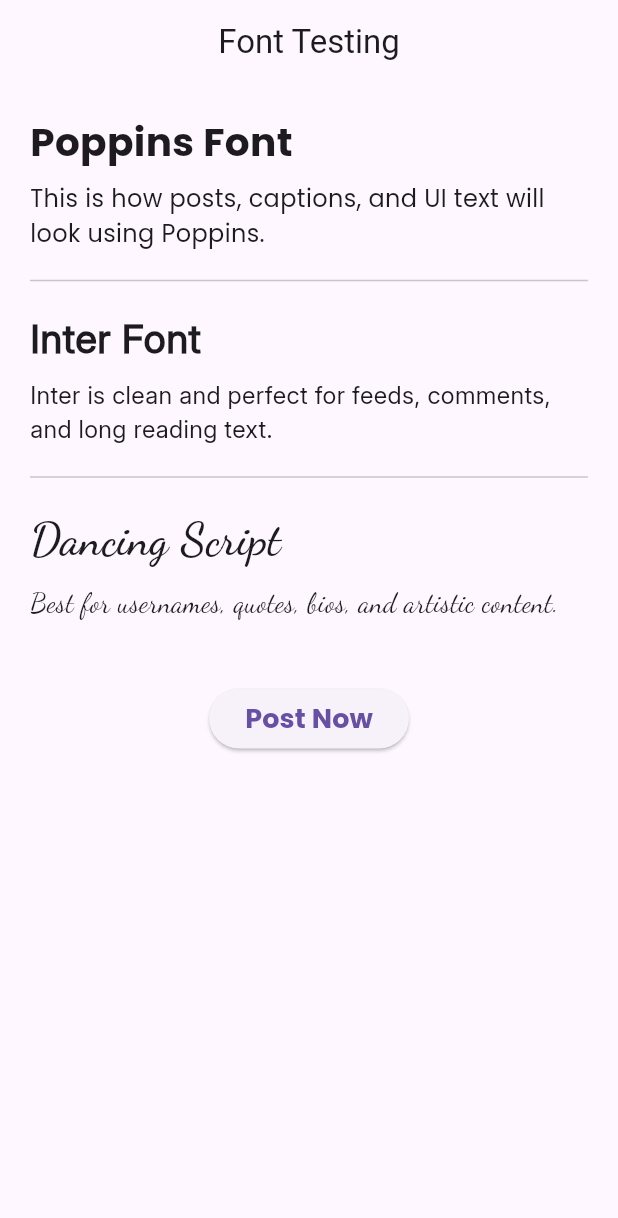
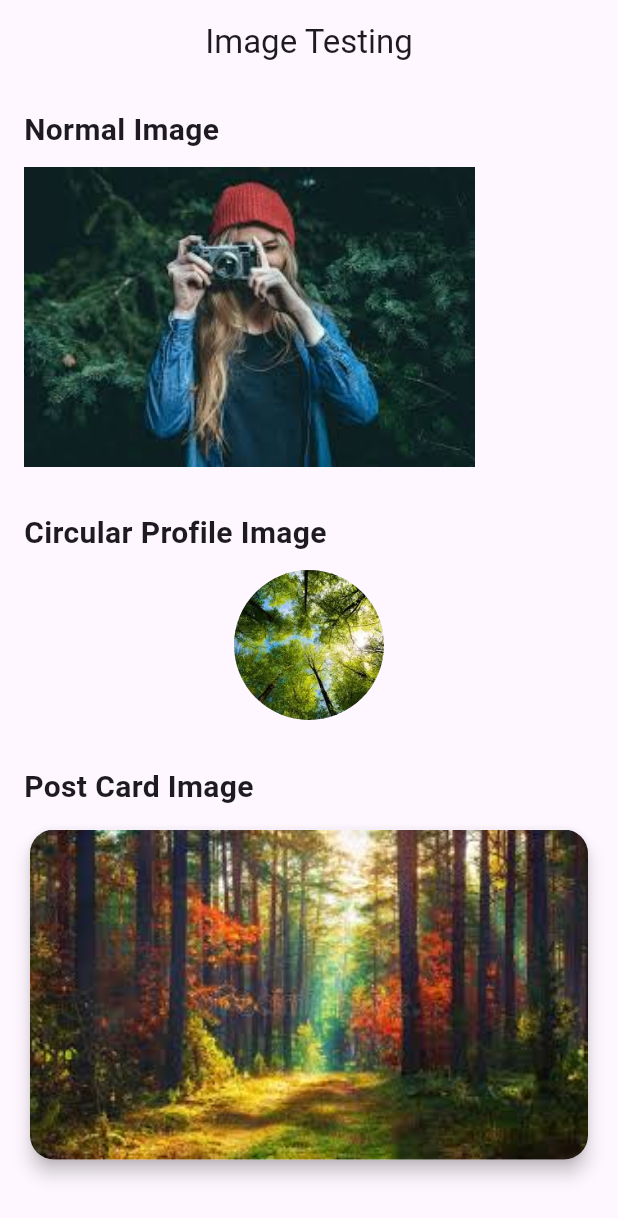
Before and after one commit to Aditya1787/Jibble, a Flutter app: the screen it shows after launch, on a phone screen of 412 x 824 dp. Shown: the top 1218 px of the screen. Run offline on Flutter 3.47's test engine with Material 3 defaults, Android fonts, the phone set to English and light mode, and no system bars.

Commit message:
Image Testing Done

```diff
--- a/jibble/lib/main.dart
+++ b/jibble/lib/main.dart
@@ -1,97 +1,84 @@
 import 'package:flutter/material.dart';
-import 'package:google_fonts/google_fonts.dart';
 
 void main() {
-  runApp(const FontTestApp());
+  runApp(const ImageTestApp());
 }
 
-class FontTestApp extends StatelessWidget {
-  const FontTestApp({super.key});
+class ImageTestApp extends StatelessWidget {
+  const ImageTestApp({super.key});
 
   @override
   Widget build(BuildContext context) {
     return MaterialApp(
       debugShowCheckedModeBanner: false,
-      title: 'Font Tester',
-      home: const FontTestHome(),
+      home: const ImageTestHome(),
     );
   }
 }
 
-class FontTestHome extends StatelessWidget {
-  const FontTestHome({super.key});
+class ImageTestHome extends StatelessWidget {
+  const ImageTestHome({super.key});
 
   @override
   Widget build(BuildContext context) {
     return Scaffold(
       appBar: AppBar(
-        title: const Text("Font Testing"),
+        title: const Text("Image Testing"),
         centerTitle: true,
       ),
       body: SingleChildScrollView(
-        padding: const EdgeInsets.all(20),
+        padding: const EdgeInsets.all(16),
         child: Column(
           crossAxisAlignment: CrossAxisAlignment.start,
           children: [
 
-            // POPPINS
-            Text(
-              "Poppins Font",
-              style: GoogleFonts.poppins(
-                fontSize: 26,
-                fontWeight: FontWeight.bold,
+            // NORMAL IMAGE
+            const Text(
+              "Normal Image",
+              style: TextStyle(fontSize: 20, fontWeight: FontWeight.bold),
+            ),
+            const SizedBox(height: 10),
+            Image.asset(
+              'assets/images/post1.png',
+              height: 200,
+              fit: BoxFit.cover,
+            ),
+
+            const SizedBox(height: 30),
+
+            // CIRCULAR PROFILE IMAGE
+            const Text(
+              "Circular Profile Image",
+              style: TextStyle(fontSize: 20, fontWeight: FontWeight.bold),
+            ),
+            const SizedBox(height: 10),
+            const Center(
+              child: CircleAvatar(
+                radius: 50,
+                backgroundImage: AssetImage('assets/images/avatar.png'),
               ),
             ),
-            const SizedBox(height: 8),
-            Text(
-              "This is how posts, captions, and UI text will look using Poppins.",
-              style: GoogleFonts.poppins(fontSize: 16),
+
+            const SizedBox(height: 30),
+
+            // CARD IMAGE (SOCIAL POST STYLE)
+            const Text(
+              "Post Card Image",
+              style: TextStyle(fontSize: 20, fontWeight: FontWeight.bold),
             ),
-
-            const Divider(height: 40),
-
-            // INTER
-            Text(
-              "Inter Font",
-              style: GoogleFonts.inter(
-                fontSize: 26,
-                fontWeight: FontWeight.bold,
+            const SizedBox(height: 10),
+            Card(
+              elevation: 5,
+              shape: RoundedRectangleBorder(
+                borderRadius: BorderRadius.circular(16),
               ),
-            ),
-            const SizedBox(height: 8),
-            Text(
-              "Inter is clean and perfect for feeds, comments, and long reading text.",
-              style: GoogleFonts.inter(fontSize: 16),
-            ),
-
-            const Divider(height: 40),
-
-            // DANCING SCRIPT
-            Text(
-              "Dancing Script",
-              style: GoogleFonts.dancingScript(
-                fontSize: 30,
-                fontWeight: FontWeight.w600,
-              ),
-            ),
-            const SizedBox(height: 8),
-            Text(
-              "Best for usernames, quotes, bios, and artistic content.",
-              style: GoogleFonts.dancingScript(fontSize: 18),
-            ),
-
-            const SizedBox(height: 40),
-
-            // BUTTON TEST
-            Center(
-              child: ElevatedButton(
-                onPressed: () {},
-                child: Text(
-                  "Post Now",
-                  style: GoogleFonts.poppins(
-                    fontSize: 18,
-                    fontWeight: FontWeight.w600,
-                  ),
+              child: ClipRRect(
+                borderRadius: BorderRadius.circular(16),
+                child: Image.asset(
+                  'assets/images/post2.png',
+                  height: 220,
+                  width: double.infinity,
+                  fit: BoxFit.cover,
                 ),
               ),
             ),
--- a/jibble/pubspec.yaml
+++ b/jibble/pubspec.yaml
@@ -21,6 +21,11 @@ dev_dependencies:
 flutter:
   uses-material-design: true
 
+  assets:
+    - assets/images/avatar.png
+    - assets/images/post1.png
+    - assets/images/post2.png
+
   fonts:
     - family: Poppins
       fonts:
```
Also changed, not shown: jibble/assets/images/avatar.png (added), jibble/assets/images/post1.png (added), jibble/assets/images/post2.png (added), 1 other file.
